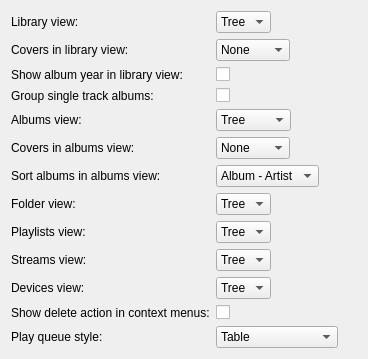
Above: gui/interfacesettings.ui from polpo/cantata-mac before the change. Below: the same form after it.
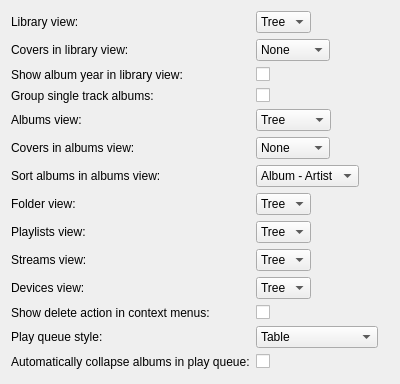
That is the form after the change.

Commit message: Initial import of collapsable play queue listview TODO: Removing collapsed item only removes 1 track; reloading play queue needs to preserve exapanded albums

The edit to the form file:
```diff
--- a/gui/interfacesettings.ui
+++ b/gui/interfacesettings.ui
@@ -6,8 +6,8 @@
    <rect>
     <x>0</x>
     <y>0</y>
-    <width>368</width>
-    <height>300</height>
+    <width>400</width>
+    <height>384</height>
    </rect>
   </property>
   <property name="windowTitle">
@@ -333,6 +333,23 @@
      </item>
     </widget>
    </item>
+   <item row="13" column="1">
+    <widget class="QCheckBox" name="autoCollapsePlayQueue">
+     <property name="text">
+      <string/>
+     </property>
+    </widget>
+   </item>
+   <item row="13" column="0">
+    <widget class="QLabel" name="label_4">
+     <property name="text">
+      <string>Automatically collapse albums in play queue:</string>
+     </property>
+     <property name="buddy">
+      <cstring>autoCollapsePlayQueue</cstring>
+     </property>
+    </widget>
+   </item>
   </layout>
  </widget>
  <tabstops>
```
Left out of the diff: 1 changed line with no effect on the pictures. The commit also changes 11 other files.
